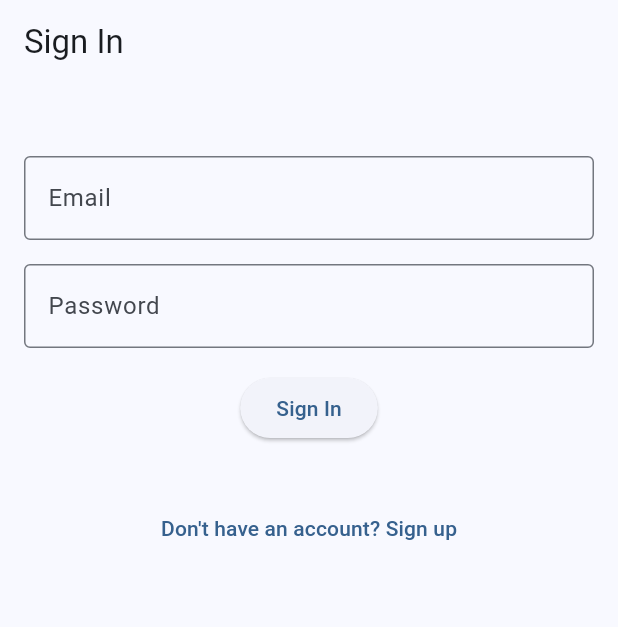
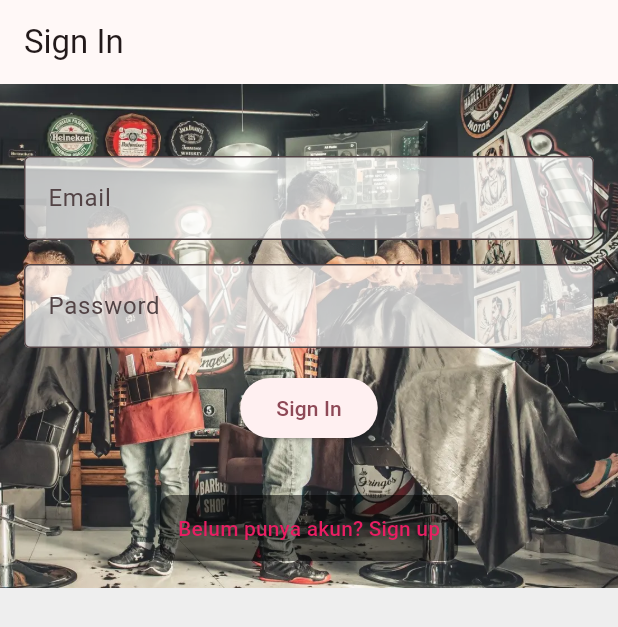
Before and after one commit to rustamumdp/barbershop_palembang, a Flutter app: the screen it shows after launch, on a phone screen of 412 x 824 dp. Shown: the top 627 px of the screen. Run offline on Flutter 3.47's test engine with Material 3 defaults, Android fonts, the phone set to English and light mode, and no system bars; our stand-ins replace cloud_firestore, firebase_auth, firebase_core, firebase_storage, image_picker; accounts and stored records are empty.

Commit message:
background

```diff
--- a/lib/main.dart
+++ b/lib/main.dart
@@ -18,10 +18,11 @@ class MyApp extends StatelessWidget {
   Widget build(BuildContext context) {
     return MaterialApp(
       debugShowCheckedModeBanner: false,
-      title: 'Fasum',
+      title: 'Barbershop_plg',
       theme: ThemeData(
-        colorScheme: ColorScheme.fromSeed(seedColor: Colors.blue),
+        colorScheme: ColorScheme.fromSeed(seedColor: Colors.pink),
         useMaterial3: true,
+        scaffoldBackgroundColor: Colors.grey[200],
       ),
       home: StreamBuilder(
         stream: FirebaseAuth.instance.authStateChanges(),
--- a/lib/screens/sign_in_screen.dart
+++ b/lib/screens/sign_in_screen.dart
@@ -21,7 +21,15 @@ class _SignInScreenState extends State<SignInScreen> {
       appBar: AppBar(
         title: const Text('Sign In'),
       ),
-      body: Padding(
+      body: Stack(  // <-- Ukuran bg
+        children: [
+          Positioned.fill(  // <-- ukuran bg
+            child: Image.asset(
+              'assets/background.jpg', // Ganti dengan path gambar Anda
+              fit: BoxFit.cover,
+            ),
+          ),
+          Padding(
             padding: const EdgeInsets.all(16.0),
             child: SingleChildScrollView(
               child: Column(
@@ -32,6 +40,8 @@ class _SignInScreenState extends State<SignInScreen> {
                     decoration: const InputDecoration(
                       labelText: 'Email',
                       border: OutlineInputBorder(),
+                      filled: true, // Menambahkan latar belakang solid pada TextField
+                      fillColor: Colors.white70, // Warna latar belakang TextField
                     ),
                   ),
                   const SizedBox(height: 16.0),
@@ -40,6 +50,8 @@ class _SignInScreenState extends State<SignInScreen> {
                     decoration: const InputDecoration(
                       labelText: 'Password',
                       border: OutlineInputBorder(),
+                      filled: true, // Menambahkan latar belakang solid pada TextField
+                      fillColor: Colors.white70, // Warna latar belakang TextField
                     ),
                     obscureText: true,
                   ),
@@ -125,11 +137,25 @@ class _SignInScreenState extends State<SignInScreen> {
                         MaterialPageRoute(builder: (context) => const SignUpScreen()),
                       );
                     },
-                child: const Text('Don\'t have an account? Sign up'),
+                    style: TextButton.styleFrom(
+                      backgroundColor: Colors.black.withOpacity(0.5), // Ubah warna dan opasitas sesuai kebutuhan
+                      padding: const EdgeInsets.all(12), // Tambahkan padding agar tombol terlihat lebih baik
+                      shape: RoundedRectangleBorder(
+                        borderRadius: BorderRadius.circular(8), // Ubah sesuai kebutuhan
+                      ),
+                    ),
+                    child: const Text(
+                    'Belum punya akun? Sign up',
+                    style: TextStyle(
+                      color: Colors.pink, // Ubah warna teks sesuai kebutuhan
+                    ),
+                  ),
                 ),
                 ],
               ),
             ),
+          ),
+        ],
       ),
     );
   }
--- a/pubspec.yaml
+++ b/pubspec.yaml
@@ -63,6 +63,9 @@ flutter:
   # the material Icons class.
   uses-material-design: true
 
+  assets:
+    - assets/background.jpg
+
   # To add assets to your application, add an assets section, like this:
   # assets:
   #   - images/a_dot_burr.jpeg
```
Also changed, not shown: assets/background.jpg (added), pubspec.lock. Lines whose indentation alone changed are shown as unchanged.
